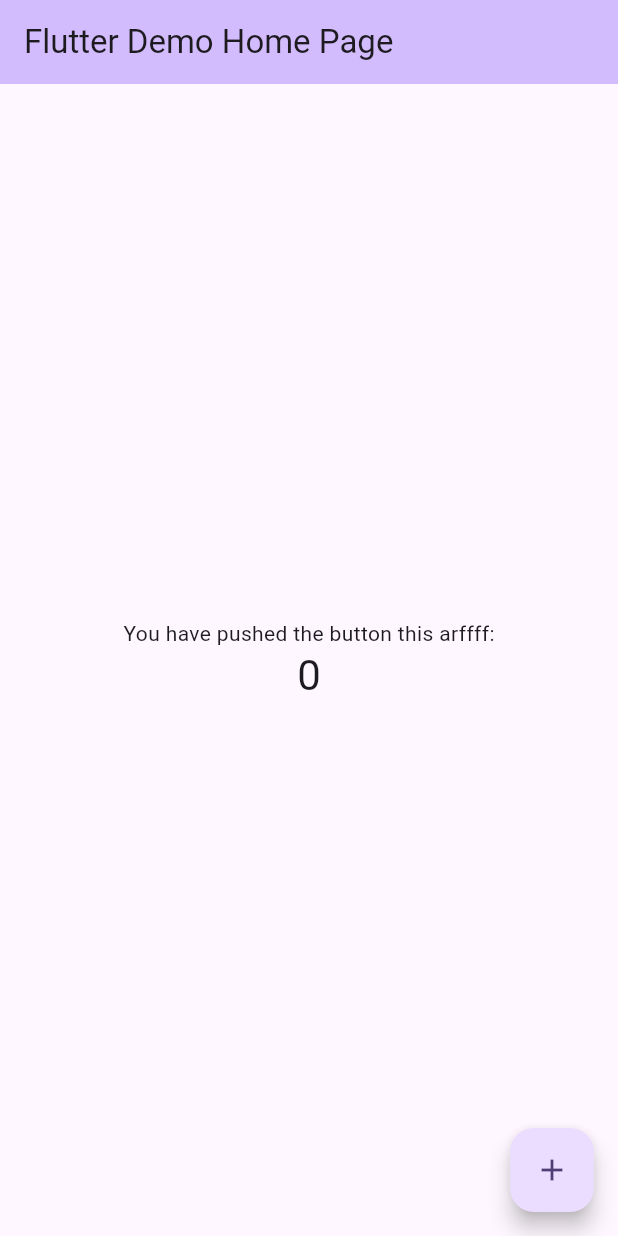
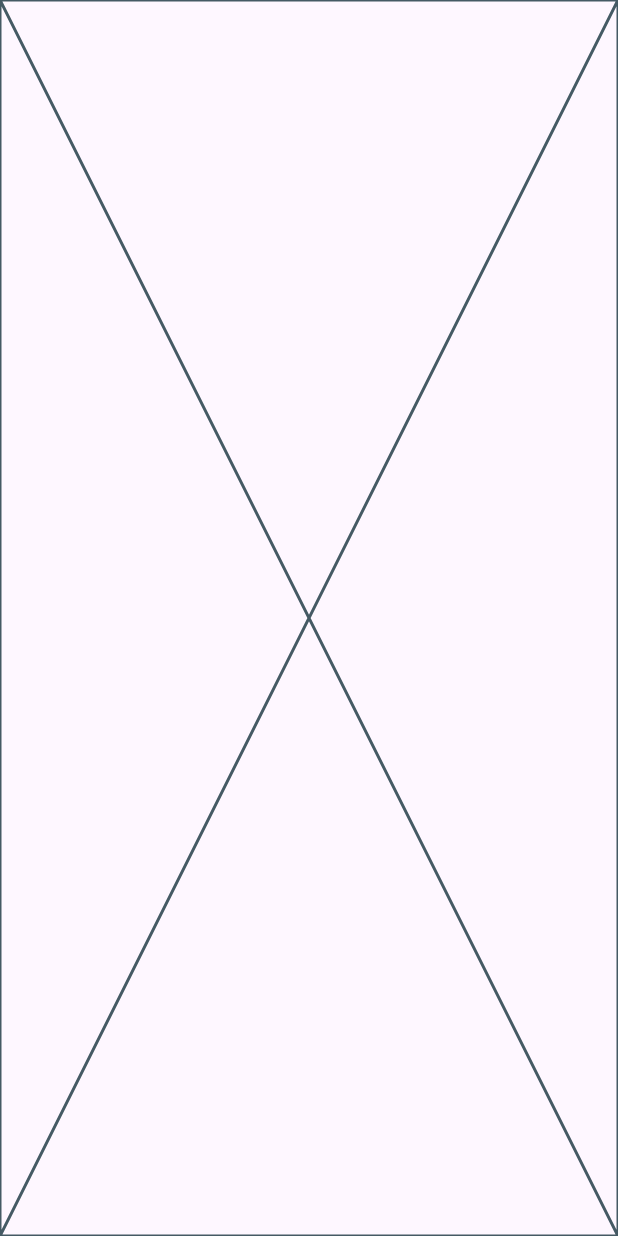
Before and after one commit to FPPinedaJr/app_sample, a Flutter app: the screen it shows after launch, on a phone screen of 412 x 824 dp. Run offline on Flutter 3.47's test engine with Material 3 defaults, Android fonts, the phone set to English and light mode, and no system bars.

Commit message:
first routing

```diff
--- a/lib/features/splash_feature/splash_screen.dart
+++ b/lib/features/splash_feature/splash_screen.dart
@@ -0,0 +1,10 @@
+import 'package:flutter/material.dart';
+
+class SplashScreen extends StatelessWidget {
+  const SplashScreen({super.key});
+
+  @override
+  Widget build(BuildContext context) {
+    return Scaffold(body: const Placeholder());
+  }
+}
--- a/lib/main.dart
+++ b/lib/main.dart
@@ -1,4 +1,5 @@
 import 'package:flutter/material.dart';
+import 'features/splash_feature/splash_screen.dart';
 
 void main() {
   runApp(const MyApp());
@@ -12,6 +13,9 @@
   Widget build(BuildContext context) {
     return MaterialApp(
       title: 'Flutter Demo',
+      routes: {
+        "/": (context) => const SplashScreen(),
+      },
       theme: ThemeData(
         // This is the theme of your application.
         //
@@ -30,93 +34,6 @@
         // tested with just a hot reload.
         colorScheme: .fromSeed(seedColor: Colors.deepPurple),
       ),
-      home: const MyHomePage(title: 'Flutter Demo Home Page'),
     );
   }
 }
-
-class MyHomePage extends StatefulWidget {
-  const MyHomePage({super.key, required this.title});
-
-  // This widget is the home page of your application. It is stateful, meaning
-  // that it has a State object (defined below) that contains fields that affect
-  // how it looks.
-
-  // This class is the configuration for the state. It holds the values (in this
-  // case the title) provided by the parent (in this case the App widget) and
-  // used by the build method of the State. Fields in a Widget subclass are
-  // always marked "final".
-
-  final String title;
-
-  @override
-  State<MyHomePage> createState() => _MyHomePageState();
-}
-
-class _MyHomePageState extends State<MyHomePage> {
-  int _counter = 0;
-
-  void _incrementCounter() {
-    setState(() {
-      // This call to setState tells the Flutter framework that something has
-      // changed in this State, which causes it to rerun the build method below
-      // so that the display can reflect the updated values. If we changed
-      // _counter without calling setState(), then the build method would not be
-      // called again, and so nothing would appear to happen.
-      _counter++;
-    });
-  }
-
-  @override
-  Widget build(BuildContext context) {
-    // This method is rerun every time setState is called, for instance as done
-    // by the _incrementCounter method above.
-    //
-    // The Flutter framework has been optimized to make rerunning build methods
-    // fast, so that you can just rebuild anything that needs updating rather
-    // than having to individually change instances of widgets.
-    return Scaffold(
-      appBar: AppBar(
-        // TRY THIS: Try changing the color here to a specific color (to
-        // Colors.amber, perhaps?) and trigger a hot reload to see the AppBar
-        // change color while the other colors stay the same.
-        backgroundColor: Theme.of(context).colorScheme.inversePrimary,
-        // Here we take the value from the MyHomePage object that was created by
-        // the App.build method, and use it to set our appbar title.
-        title: Text(widget.title),
-      ),
-      body: Center(
-        // Center is a layout widget. It takes a single child and positions it
-        // in the middle of the parent.
-        child: Column(
-          // Column is also a layout widget. It takes a list of children and
-          // arranges them vertically. By default, it sizes itself to fit its
-          // children horizontally, and tries to be as tall as its parent.
-          //
-          // Column has various properties to control how it sizes itself and
-          // how it positions its children. Here we use mainAxisAlignment to
-          // center the children vertically; the main axis here is the vertical
-          // axis because Columns are vertical (the cross axis would be
-          // horizontal).
-          //
-          // TRY THIS: Invoke "debug painting" (choose the "Toggle Debug Paint"
-          // action in the IDE, or press "p" in the console), to see the
-          // wireframe for each widget.
-          mainAxisAlignment: .center,
-          children: [
-            const Text('You have pushed the button this arffff:'),
-            Text(
-              '$_counter',
-              style: Theme.of(context).textTheme.headlineMedium,
-            ),
-          ],
-        ),
-      ),
-      floatingActionButton: FloatingActionButton(
-        onPressed: _incrementCounter,
-        tooltip: 'Increment',
-        child: const Icon(Icons.add),
-      ),
-    );
-  }
-}
--- a/pubspec.yaml
+++ b/pubspec.yaml
@@ -58,9 +58,9 @@
   uses-material-design: true
 
   # To add assets to your application, add an assets section, like this:
-  # assets:
-  #   - images/a_dot_burr.jpeg
-  #   - images/a_dot_ham.jpeg
+  assets:
+    - assets/shape.png
+    - assets/done_checking.png
 
   # An image asset can refer to one or more resolution-specific "variants", see
   # https://flutter.dev/to/resolution-aware-images
```
Also changed, not shown: assets/done_checking.png (renamed from assets/undraw_done_checking_re_6vyx 1.png).
